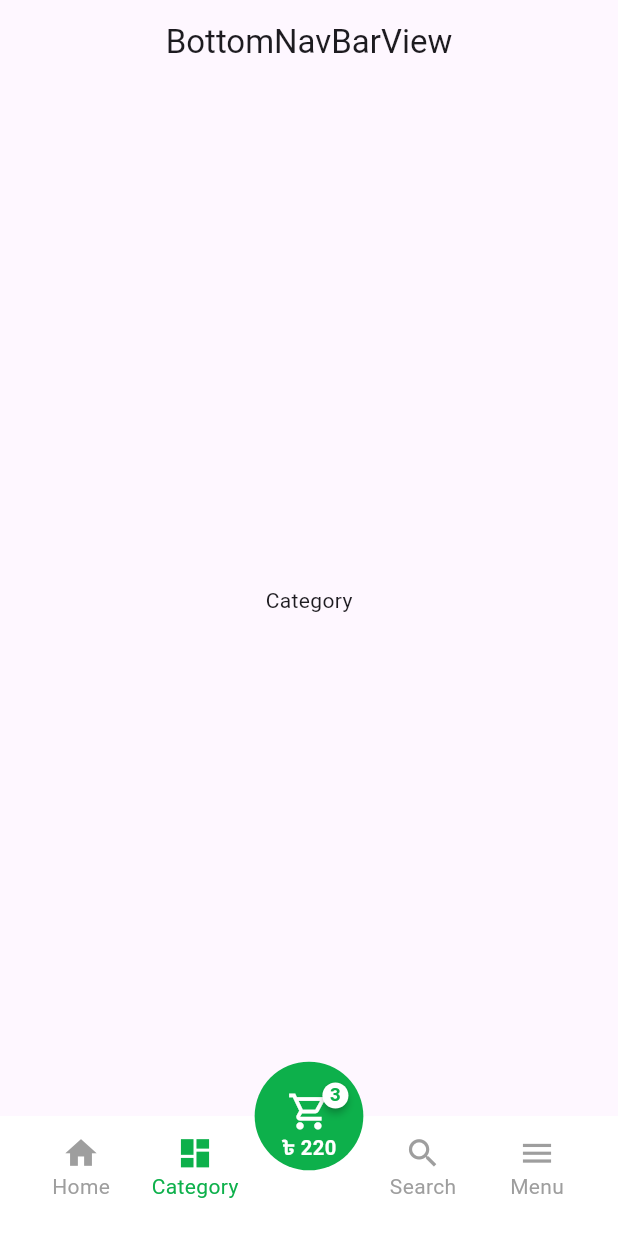
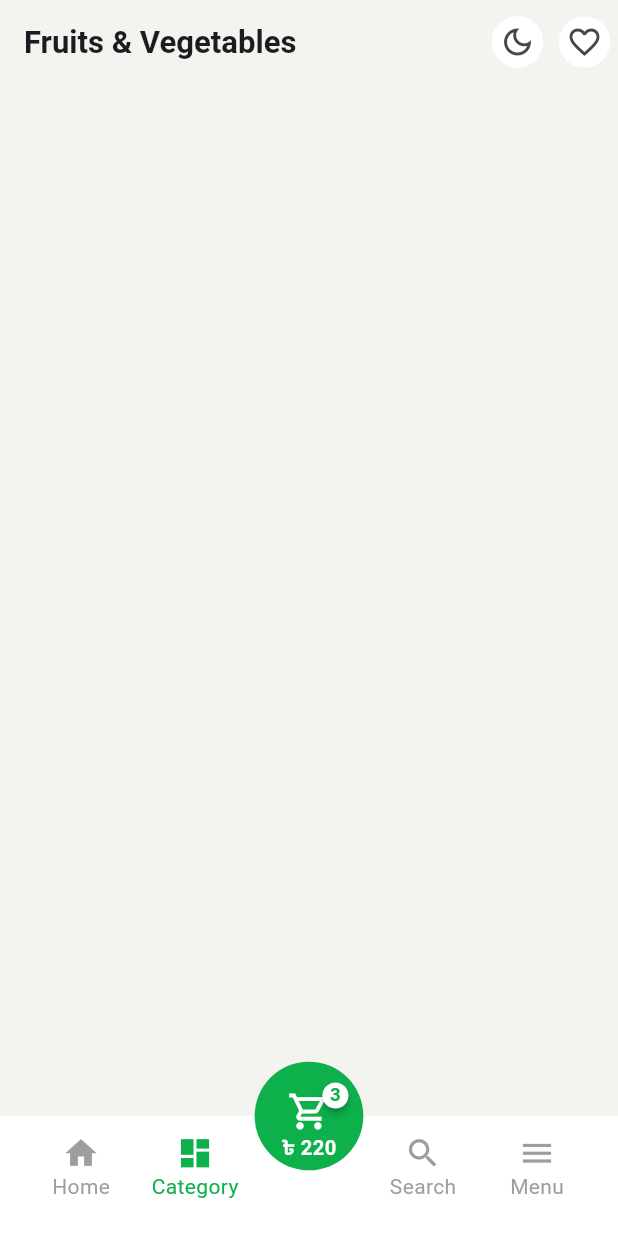
Before and after one commit to Sohag-84/Getx-State-Mangement, a Flutter app: the screen it shows after launch, item 2 of the bottom bar chosen, on a phone screen of 412 x 824 dp. Run offline on Flutter 3.47's test engine with Material 3 defaults, Android fonts, the light colour scheme and no system bars; drawn by our look-alikes of badges; our stand-ins replace flutter_screenutil, get.

Commit message:
app bar ui designed

```diff
--- a/e_commerce/lib/app/modules/bottom_nav_bar/views/bottom_nav_bar_view.dart
+++ b/e_commerce/lib/app/modules/bottom_nav_bar/views/bottom_nav_bar_view.dart
@@ -1,5 +1,7 @@
 // ignore_for_file: unrelated_type_equality_checks
 
+import 'package:e_commerce/app/modules/category/views/category_view.dart';
+import 'package:e_commerce/app/modules/home/views/home_view.dart';
 import 'package:e_commerce/constant/app_colors.dart';
 import 'package:e_commerce/constant/app_strings.dart';
 import 'package:flutter/material.dart';
@@ -14,12 +16,8 @@ class BottomNavBarView extends GetView<BottomNavBarController> {
   const BottomNavBarView({Key? key}) : super(key: key);
 
   final pageList = const [
-    Center(
-      child: Text("Home"),
-    ),
-    Center(
-      child: Text("Category"),
-    ),
+    HomeView(),
+    CategoryView(),
     Center(
       child: Text("Search"),
     ),
@@ -30,10 +28,6 @@ class BottomNavBarView extends GetView<BottomNavBarController> {
   @override
   Widget build(BuildContext context) {
     return Scaffold(
-      appBar: AppBar(
-        title: const Text('BottomNavBarView'),
-        centerTitle: true,
-      ),
       floatingActionButtonLocation: FloatingActionButtonLocation.centerDocked,
       floatingActionButton: Container(
         height: 70.h,
--- /dev/null
+++ b/e_commerce/lib/app/modules/category/controllers/category_controller.dart
@@ -0,0 +1,3 @@
+import 'package:get/get.dart';
+
+class CategoryController extends GetxController {}
--- /dev/null
+++ b/e_commerce/lib/app/modules/category/views/category_view.dart
@@ -0,0 +1,40 @@
+import 'package:e_commerce/constant/app_colors.dart';
+import 'package:flutter/material.dart';
+import 'package:flutter_screenutil/flutter_screenutil.dart';
+import 'package:get/get.dart';
+
+import '../controllers/category_controller.dart';
+import '../widgets/category_action_icon.dart';
+
+class CategoryView extends GetView<CategoryController> {
+  const CategoryView({Key? key}) : super(key: key);
+  @override
+  Widget build(BuildContext context) {
+    return Scaffold(
+      backgroundColor: AppColors.bgColor,
+      appBar: AppBar(
+        backgroundColor: AppColors.bgColor,
+        title: Text(
+          "Fruits & Vegetables",
+          style: TextStyle(
+            fontSize: 20.sp,
+            fontWeight: FontWeight.w700,
+          ),
+        ),
+        actions: [
+          actionIconWidget(
+            icon: Icons.dark_mode_outlined,
+          ),
+          SizedBox(width: 10.w),
+          actionIconWidget(
+            icon: Icons.favorite_border,
+          ),
+          SizedBox(width: 5.w),
+        ],
+      ),
+      body: const Column(
+        children: [],
+      ),
+    );
+  }
+}
--- /dev/null
+++ b/e_commerce/lib/app/modules/category/widgets/category_action_icon.dart
@@ -0,0 +1,14 @@
+import 'package:e_commerce/constant/app_colors.dart';
+import 'package:flutter/material.dart';
+import 'package:flutter_screenutil/flutter_screenutil.dart';
+
+Container actionIconWidget({required IconData icon}) {
+  return Container(
+    padding: EdgeInsets.all(5.w),
+    decoration: BoxDecoration(
+      color: AppColors.whiteColor,
+      shape: BoxShape.circle,
+    ),
+    child: Icon(icon),
+  );
+}
--- a/e_commerce/lib/app/routes/app_routes.dart
+++ b/e_commerce/lib/app/routes/app_routes.dart
@@ -5,10 +5,12 @@ abstract class Routes {
   Routes._();
   static const HOME = _Paths.HOME;
   static const BOTTOM_NAV_BAR = _Paths.BOTTOM_NAV_BAR;
+  static const CATEGORY = _Paths.CATEGORY;
 }
 
 abstract class _Paths {
   _Paths._();
   static const HOME = '/home';
   static const BOTTOM_NAV_BAR = '/bottom-nav-bar';
+  static const CATEGORY = '/category';
 }
--- a/e_commerce/lib/constant/app_colors.dart
+++ b/e_commerce/lib/constant/app_colors.dart
@@ -2,6 +2,7 @@ import 'package:flutter/material.dart';
 
 class AppColors {
   static Color pirmaryColor = const Color(0xFF0DB04B);
+  static Color bgColor = const Color(0xFFF3F3EF);
   static Color greyColor = Colors.grey;
   static Color whiteColor = Colors.white;
 }
```
Also changed, not shown: e_commerce/lib/app/modules/category/bindings/category_binding.dart (added, +12 -0 lines), e_commerce/lib/app/modules/home/views/home_view.dart (+3 -35 lines), e_commerce/lib/app/routes/app_pages.dart (+9 -2 lines).
